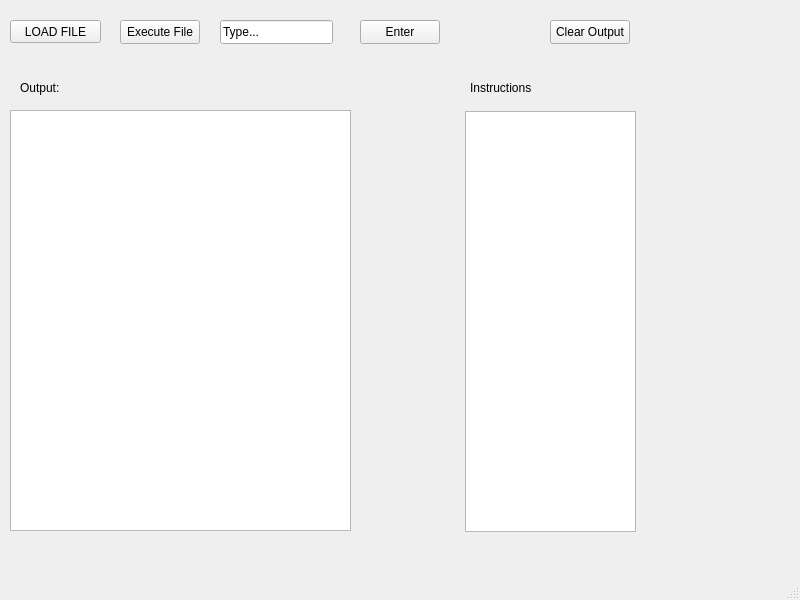
Above: uvsim-qt/mainwindow.ui from Alex-Nin/uvsim before the change. Below: the same form after it.
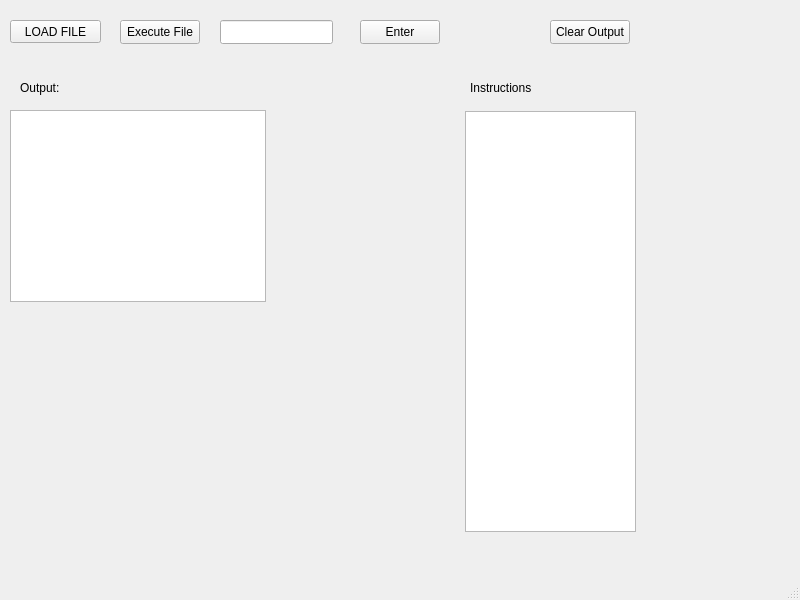
That is the form after the change.

Patch:
```diff
--- a/uvsim-qt/mainwindow.ui
+++ b/uvsim-qt/mainwindow.ui
@@ -50,7 +50,7 @@
      </rect>
     </property>
     <property name="text">
-     <string>Type...</string>
+     <string/>
     </property>
    </widget>
    <widget class="QPushButton" name="enterButton">
@@ -94,8 +94,8 @@
      <rect>
       <x>10</x>
       <y>110</y>
-      <width>341</width>
-      <height>421</height>
+      <width>256</width>
+      <height>192</height>
      </rect>
     </property>
    </widget>
```
